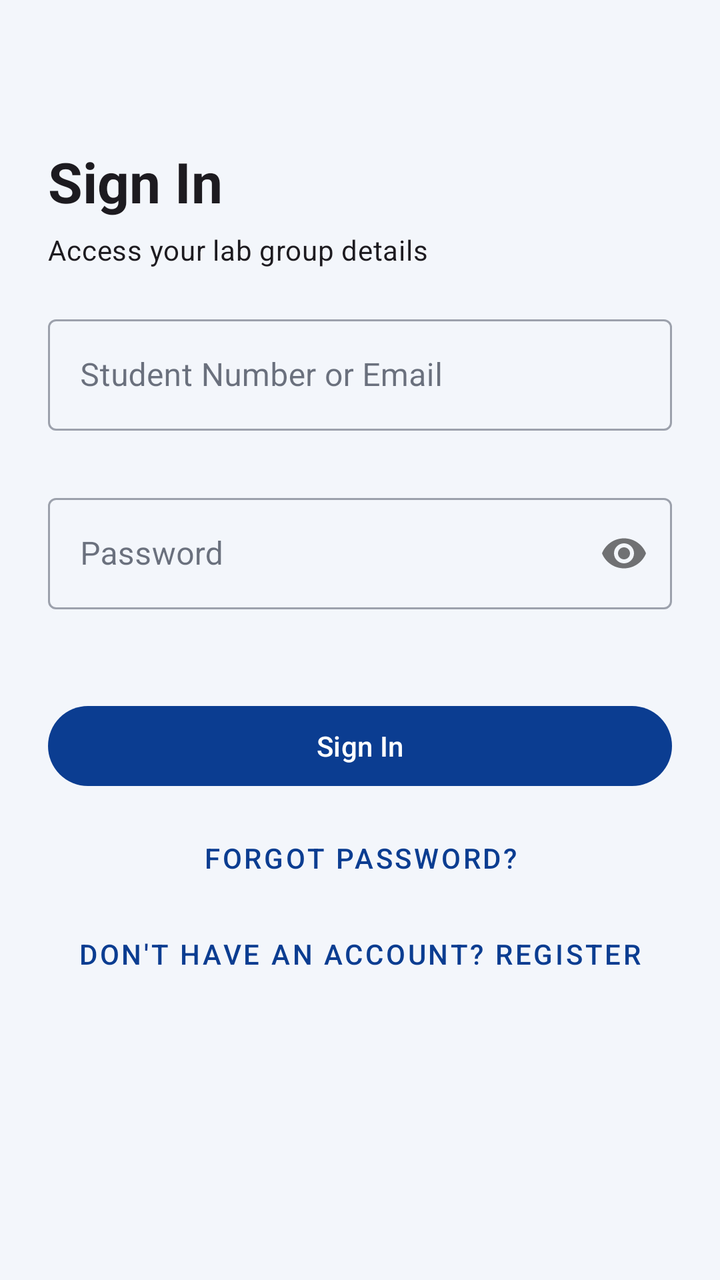
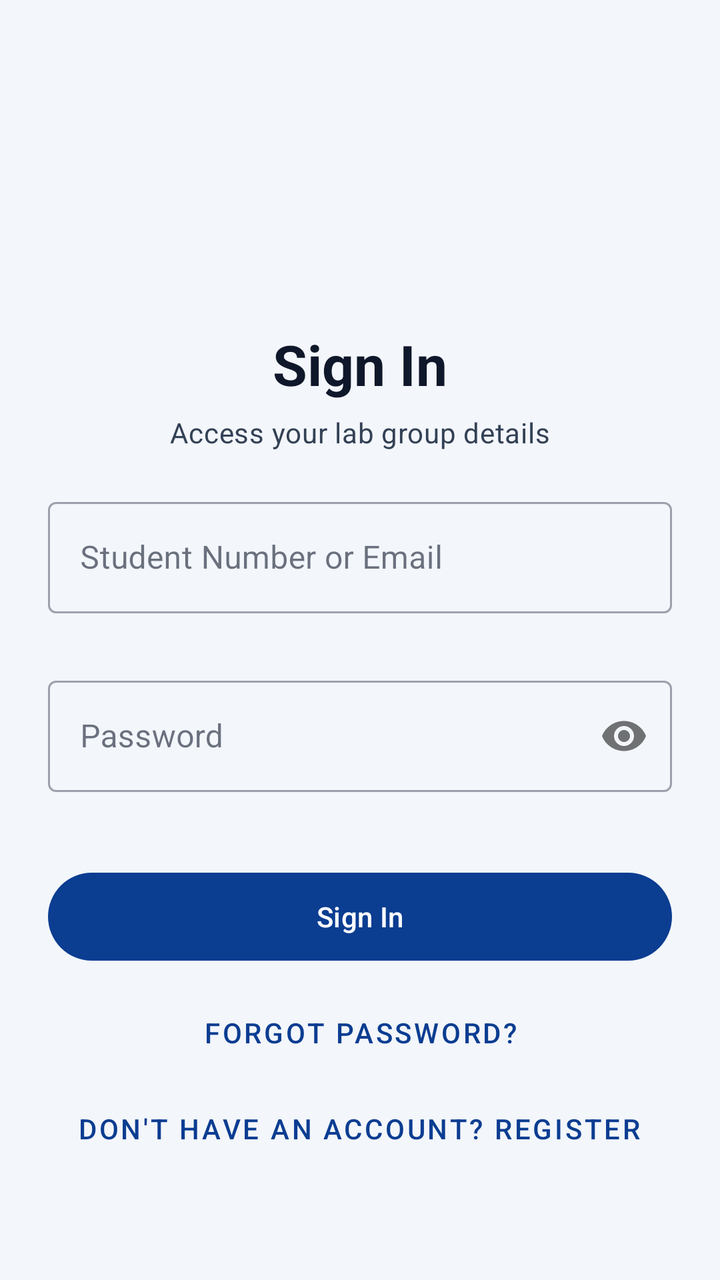

An Android layout rendered at two revisions. The XML below is the earlier revision; the diff shows what the commit changed to produce the second picture.
<!-- AndroidManifest.xml: application theme Theme.MUStudentSync -->
<!-- res/layout/activity_sign_in.xml -->
<?xml version="1.0" encoding="utf-8"?>
<ScrollView xmlns:android="http://schemas.android.com/apk/res/android"
    xmlns:app="http://schemas.android.com/apk/res-auto"
    android:id="@+id/scrollViewSignIn"
    android:layout_width="match_parent"
    android:layout_height="match_parent"
    android:fillViewport="true"
    android:background="?android:attr/colorBackground">

    <androidx.constraintlayout.widget.ConstraintLayout
        android:layout_width="match_parent"
        android:layout_height="wrap_content"
        android:padding="24dp">

        <TextView
            android:id="@+id/tvSignInTitle"
            android:layout_width="0dp"
            android:layout_height="wrap_content"
            android:layout_marginTop="48dp"
            android:text="@string/title_sign_in"
            android:textAppearance="?attr/textAppearanceHeadlineMedium"
            android:textStyle="bold"
            app:layout_constraintTop_toTopOf="parent"
            app:layout_constraintStart_toStartOf="parent"
            app:layout_constraintEnd_toEndOf="parent" />

        <TextView
            android:id="@+id/tvSignInSubtitle"
            android:layout_width="0dp"
            android:layout_height="wrap_content"
            android:layout_marginTop="6dp"
            android:text="@string/desc_sign_in_subtitle"
            android:textAppearance="?attr/textAppearanceBodyMedium"
            app:layout_constraintTop_toBottomOf="@id/tvSignInTitle"
            app:layout_constraintStart_toStartOf="parent"
            app:layout_constraintEnd_toEndOf="parent" />

        
        <TextView
            android:id="@+id/tvGenericError"
            android:layout_width="0dp"
            android:layout_height="wrap_content"
            android:layout_marginTop="16dp"
            android:padding="12dp"
            android:background="?attr/colorErrorContainer"
            android:textColor="?attr/colorOnErrorContainer"
            android:textAppearance="?attr/textAppearanceBodySmall"
            android:visibility="gone"
            android:text="@string/err_invalid_credentials"
            app:layout_constraintTop_toBottomOf="@id/tvSignInSubtitle"
            app:layout_constraintStart_toStartOf="parent"
            app:layout_constraintEnd_toEndOf="parent" />

        
        <com.google.android.material.textfield.TextInputLayout
            android:id="@+id/tilLoginId"
            style="@style/Widget.MaterialComponents.TextInputLayout.OutlinedBox"
            android:layout_width="0dp"
            android:layout_height="wrap_content"
            android:layout_marginTop="20dp"
            android:hint="@string/label_login_id"
            app:errorEnabled="true"
            app:layout_constraintTop_toBottomOf="@id/tvGenericError"
            app:layout_constraintStart_toStartOf="parent"
            app:layout_constraintEnd_toEndOf="parent">

            <com.google.android.material.textfield.TextInputEditText
                android:id="@+id/etLoginId"
                android:layout_width="match_parent"
                android:layout_height="wrap_content"
                android:minHeight="48dp"
                android:inputType="textEmailAddress"
                android:contentDescription="@string/label_login_id" />
        </com.google.android.material.textfield.TextInputLayout>

        
        <com.google.android.material.textfield.TextInputLayout
            android:id="@+id/tilPassword"
            style="@style/Widget.MaterialComponents.TextInputLayout.OutlinedBox"
            android:layout_width="0dp"
            android:layout_height="wrap_content"
            android:layout_marginTop="8dp"
            android:hint="@string/label_password"
            app:passwordToggleEnabled="true"
            app:errorEnabled="true"
            app:layout_constraintTop_toBottomOf="@id/tilLoginId"
            app:layout_constraintStart_toStartOf="parent"
            app:layout_constraintEnd_toEndOf="parent">

            <com.google.android.material.textfield.TextInputEditText
                android:id="@+id/etPassword"
                android:layout_width="match_parent"
                android:layout_height="wrap_content"
                android:minHeight="48dp"
                android:inputType="textPassword"
                android:contentDescription="@string/label_password" />
        </com.google.android.material.textfield.TextInputLayout>

        
        <com.google.android.material.button.MaterialButton
            android:id="@+id/btnSignIn"
            android:layout_width="0dp"
            android:layout_height="wrap_content"
            android:layout_marginTop="24dp"
            android:minHeight="48dp"
            android:text="@string/btn_sign_in"
            app:layout_constraintTop_toBottomOf="@id/tilPassword"
            app:layout_constraintStart_toStartOf="parent"
            app:layout_constraintEnd_toEndOf="parent" />

        
        <com.google.android.material.button.MaterialButton
            android:id="@+id/btnForgotPassword"
            style="@style/Widget.MaterialComponents.Button.TextButton"
            android:layout_width="wrap_content"
            android:layout_height="wrap_content"
            android:layout_marginTop="8dp"
            android:minHeight="48dp"
            android:text="@string/link_forgot_password"
            app:layout_constraintTop_toBottomOf="@id/btnSignIn"
            app:layout_constraintStart_toStartOf="parent"
            app:layout_constraintEnd_toEndOf="parent" />

        
        <com.google.android.material.button.MaterialButton
            android:id="@+id/btnGoToRegister"
            style="@style/Widget.MaterialComponents.Button.TextButton"
            android:layout_width="wrap_content"
            android:layout_height="wrap_content"
            android:layout_marginTop="0dp"
            android:minHeight="48dp"
            android:text="@string/link_to_register"
            app:layout_constraintTop_toBottomOf="@id/btnForgotPassword"
            app:layout_constraintStart_toStartOf="parent"
            app:layout_constraintEnd_toEndOf="parent" />

    </androidx.constraintlayout.widget.ConstraintLayout>
</ScrollView>
<!-- resources referenced by this layout -->
<resources>
  <string name="btn_sign_in">Sign In</string>
  <string name="desc_sign_in_subtitle">Access your lab group details</string>
  <string name="err_invalid_credentials">Incorrect username, student number or password</string>
  <string name="label_login_id">Student Number or Email</string>
  <string name="label_password">Password</string>
  <string name="link_forgot_password">Forgot password?</string>
  <string name="link_to_register">Don\'t have an account? Register</string>
  <string name="title_sign_in">Sign In</string>
  <style name="Theme.MUStudentSync" parent="Base.Theme.MUStudentSync" />
  <style name="Base.Theme.MUStudentSync" parent="Theme.Material3.DayNight.NoActionBar">
          <item name="colorPrimary">@color/campus_primary</item>
          <item name="colorOnPrimary">@color/campus_on_primary</item>
          <item name="colorPrimaryContainer">@color/campus_tile</item>
          <item name="colorOnPrimaryContainer">@color/campus_navy</item>
          <item name="colorSecondary">@color/campus_blue</item>
          <item name="colorSecondaryContainer">@color/campus_tile</item>
          <item name="colorOnSecondaryContainer">@color/campus_navy</item>
          <item name="colorSurface">@color/campus_card</item>
          <item name="colorOnSurface">@color/campus_text</item>
          <item name="colorOnSurfaceVariant">@color/campus_muted</item>
          <item name="colorOutline">@color/campus_line</item>
          <item name="colorError">@color/campus_full</item>
          <item name="android:colorBackground">@color/campus_ground</item>
          <item name="colorOnBackground">@color/campus_text</item>
          
          <item name="android:windowBackground">@color/campus_ground</item>
      </style>
  <color name="campus_primary">#0B3D91</color>
  <color name="campus_on_primary">#FFFFFF</color>
  <color name="campus_tile">#E5EDFB</color>
  <color name="campus_navy">#0B3D91</color>
  <color name="campus_blue">#1F5FD1</color>
  <color name="campus_card">#FFFFFF</color>
  <color name="campus_text">#0F172A</color>
  <color name="campus_muted">#475569</color>
  <color name="campus_line">#E2E8F0</color>
  <color name="campus_full">#B42318</color>
  <color name="campus_ground">#F3F6FB</color>
</resources>

<!-- the commit's change to res/layout/activity_sign_in.xml (unified diff, before → after) -->
@@ -7,62 +7,66 @@
     android:fillViewport="true"
     android:background="?android:attr/colorBackground">
 
-    <androidx.constraintlayout.widget.ConstraintLayout
+    <LinearLayout
         android:layout_width="match_parent"
-        android:layout_height="wrap_content"
+        android:layout_height="match_parent"
+        android:gravity="center"
+        android:orientation="vertical"
         android:padding="24dp">
+
+        
+        <ImageView
+            android:id="@+id/imgSignInLogo"
+            android:layout_width="96dp"
+            android:layout_height="96dp"
+            android:layout_marginBottom="16dp"
+            android:contentDescription="@string/app_logo_description"
+            android:src="@mipmap/ic_launcher_round" />
 
         <TextView
             android:id="@+id/tvSignInTitle"
-            android:layout_width="0dp"
+            android:layout_width="match_parent"
             android:layout_height="wrap_content"
-            android:layout_marginTop="48dp"
+            android:gravity="center"
             android:text="@string/title_sign_in"
             android:textAppearance="?attr/textAppearanceHeadlineMedium"
-            android:textStyle="bold"
-            app:layout_constraintTop_toTopOf="parent"
-            app:layout_constraintStart_toStartOf="parent"
-            app:layout_constraintEnd_toEndOf="parent" />
+            android:textColor="@color/campus_text"
+            android:textStyle="bold" />
 
         <TextView
             android:id="@+id/tvSignInSubtitle"
-            android:layout_width="0dp"
+            android:layout_width="match_parent"
             android:layout_height="wrap_content"
             android:layout_marginTop="6dp"
+            android:gravity="center"
             android:text="@string/desc_sign_in_subtitle"
             android:textAppearance="?attr/textAppearanceBodyMedium"
-            app:layout_constraintTop_toBottomOf="@id/tvSignInTitle"
-            app:layout_constraintStart_toStartOf="parent"
-            app:layout_constraintEnd_toEndOf="parent" />
+            android:textColor="@color/campus_muted" />
 
         
         <TextView
             android:id="@+id/tvGenericError"
-            android:layout_width="0dp"
+            android:layout_width="match_parent"
             android:layout_height="wrap_content"
             android:layout_marginTop="16dp"
+            android:background="?attr/colorErrorContainer"
+            android:gravity="center"
             android:padding="12dp"
-            android:background="?attr/colorErrorContainer"
+            android:text="@string/err_invalid_credentials"
+            android:textAppearance="?attr/textAppearanceBodySmall"
             android:textColor="?attr/colorOnErrorContainer"
-            android:textAppearance="?attr/textAppearanceBodySmall"
             android:visibility="gone"
-            android:text="@string/err_invalid_credentials"
-            app:layout_constraintTop_toBottomOf="@id/tvSignInSubtitle"
-            app:layout_constraintStart_toStartOf="parent"
-            app:layout_constraintEnd_toEndOf="parent" />
+            android:accessibilityLiveRegion="polite" />
 
         
         <com.google.android.material.textfield.TextInputLayout
             android:id="@+id/tilLoginId"
             style="@style/Widget.MaterialComponents.TextInputLayout.OutlinedBox"
-            android:layout_width="0dp"
+            android:layout_width="match_parent"
             android:layout_height="wrap_content"
             android:layout_marginTop="20dp"
             android:hint="@string/label_login_id"
-            app:errorEnabled="true"
-            app:layout_constraintTop_toBottomOf="@id/tvGenericError"
-            app:layout_constraintStart_toStartOf="parent"
-            app:layout_constraintEnd_toEndOf="parent">
+            app:errorEnabled="true">
 
             <com.google.android.material.textfield.TextInputEditText
                 android:id="@+id/etLoginId"
@@ -77,15 +81,12 @@
         <com.google.android.material.textfield.TextInputLayout
             android:id="@+id/tilPassword"
             style="@style/Widget.MaterialComponents.TextInputLayout.OutlinedBox"
-            android:layout_width="0dp"
+            android:layout_width="match_parent"
             android:layout_height="wrap_content"
             android:layout_marginTop="8dp"
             android:hint="@string/label_password"
             app:passwordToggleEnabled="true"
-            app:errorEnabled="true"
-            app:layout_constraintTop_toBottomOf="@id/tilLoginId"
-            app:layout_constraintStart_toStartOf="parent"
-            app:layout_constraintEnd_toEndOf="parent">
+            app:errorEnabled="true">
 
             <com.google.android.material.textfield.TextInputEditText
                 android:id="@+id/etPassword"
@@ -99,14 +100,11 @@
         
         <com.google.android.material.button.MaterialButton
             android:id="@+id/btnSignIn"
-            android:layout_width="0dp"
+            android:layout_width="match_parent"
             android:layout_height="wrap_content"
-            android:layout_marginTop="24dp"
-            android:minHeight="48dp"
-            android:text="@string/btn_sign_in"
-            app:layout_constraintTop_toBottomOf="@id/tilPassword"
-            app:layout_constraintStart_toStartOf="parent"
-            app:layout_constraintEnd_toEndOf="parent" />
+            android:layout_marginTop="16dp"
+            android:minHeight="52dp"
+            android:text="@string/btn_sign_in" />
 
         
         <com.google.android.material.button.MaterialButton
@@ -116,10 +114,7 @@
             android:layout_height="wrap_content"
             android:layout_marginTop="8dp"
             android:minHeight="48dp"
-            android:text="@string/link_forgot_password"
-            app:layout_constraintTop_toBottomOf="@id/btnSignIn"
-            app:layout_constraintStart_toStartOf="parent"
-            app:layout_constraintEnd_toEndOf="parent" />
+            android:text="@string/link_forgot_password" />
 
         
         <com.google.android.material.button.MaterialButton
@@ -127,12 +122,7 @@
             style="@style/Widget.MaterialComponents.Button.TextButton"
             android:layout_width="wrap_content"
             android:layout_height="wrap_content"
-            android:layout_marginTop="0dp"
             android:minHeight="48dp"
-            android:text="@string/link_to_register"
-            app:layout_constraintTop_toBottomOf="@id/btnForgotPassword"
-            app:layout_constraintStart_toStartOf="parent"
-            app:layout_constraintEnd_toEndOf="parent" />
-
-    </androidx.constraintlayout.widget.ConstraintLayout>
+            android:text="@string/link_to_register" />
+    </LinearLayout>
 </ScrollView>
<!-- resource entries referenced after the edit -->
@@ -9,6 +9,7 @@
   <string name="link_to_register">Don\'t have an account? Register</string>
   <string name="title_sign_in">Sign In</string>
   <style name="Theme.MUStudentSync" parent="Base.Theme.MUStudentSync" />
+  <color name="ic_launcher_background">#04103D</color>
   <style name="Base.Theme.MUStudentSync" parent="Theme.Material3.DayNight.NoActionBar">
           <item name="colorPrimary">@color/campus_primary</item>
           <item name="colorOnPrimary">@color/campus_on_primary</item>
@@ -25,6 +26,10 @@
           <item name="android:colorBackground">@color/campus_ground</item>
           <item name="colorOnBackground">@color/campus_text</item>
           
+          <item name="android:textColorPrimary">@color/campus_text</item>
+          <item name="android:textColorSecondary">@color/campus_muted</item>
+          <item name="android:textColorHint">@color/campus_muted</item>
+          
           <item name="android:windowBackground">@color/campus_ground</item>
       </style>
   <color name="campus_primary">#0B3D91</color>
@@ -34,8 +39,16 @@
   <color name="campus_blue">#1F5FD1</color>
   <color name="campus_card">#FFFFFF</color>
   <color name="campus_text">#0F172A</color>
-  <color name="campus_muted">#475569</color>
-  <color name="campus_line">#E2E8F0</color>
+  <!-- mipmap ic_launcher_round (mipmap-anydpi-v26) -->
+  <?xml version="1.0" encoding="utf-8"?>
+  <adaptive-icon xmlns:android="http://schemas.android.com/apk/res/android">
+      <background android:drawable="@color/ic_launcher_background"/>
+      <foreground android:drawable="@mipmap/ic_launcher_foreground"/>
+      <monochrome android:drawable="@mipmap/ic_launcher_foreground"/>
+  </adaptive-icon>
+  <string name="app_logo_description">MUStudentSync logo</string>
+  <color name="campus_muted">#334155</color>
+  <color name="campus_line">#CBD5E1</color>
   <color name="campus_full">#B42318</color>
   <color name="campus_ground">#F3F6FB</color>
 </resources>
